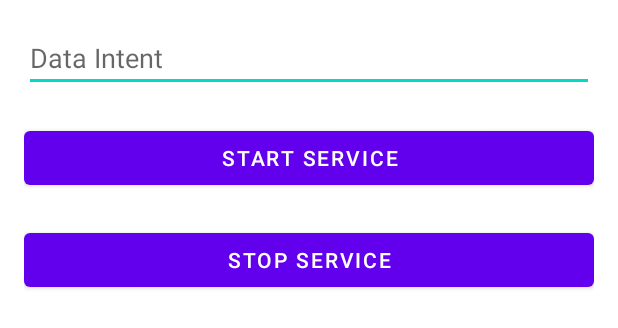
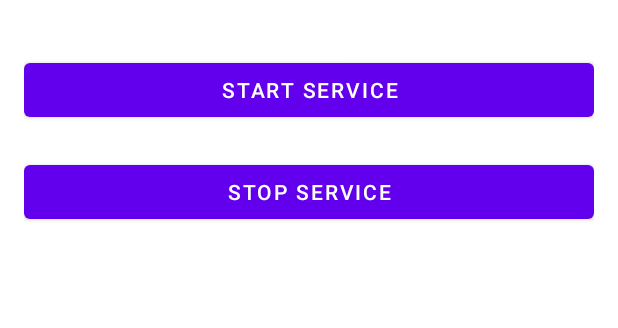
Before and after one commit to Lomahs1401/Learn_Android, an Android app: the layout activity_main.xml on its own in the app's theme, with its tools: preview values and no code run, on a phone screen of 412 x 824 dp. Shown: the top 328 px of the screen. Run offline under Robolectric (Android 15) with nearby library versions, the phone set to English and light mode, and no system bars.

Commit message:
Foreground Service & Activity

```diff
--- a/Service/app/src/main/AndroidManifest.xml
+++ b/Service/app/src/main/AndroidManifest.xml
@@ -24,6 +24,7 @@
             </intent-filter>
         </activity>
         <service android:name=".MyService" />
+        <receiver android:name=".MyReceiver" />
     </application>
 
 </manifest>
--- a/Service/app/src/main/java/com/example/service/MyApplication.kt
+++ b/Service/app/src/main/java/com/example/service/MyApplication.kt
@@ -15,7 +15,9 @@ class MyApplication : Application() {
 
     private fun createChannelNotification() {
         if (Build.VERSION.SDK_INT >= Build.VERSION_CODES.O) {
-            val channel = NotificationChannel(CHANNEL_ID, "Channel Service Example", NotificationManager.IMPORTANCE_HIGH)
+            val channel = NotificationChannel(CHANNEL_ID, "Channel Service Example", NotificationManager.IMPORTANCE_DEFAULT).apply {
+                setSound(null, null)
+            }
             val notificationManager = getSystemService(Context.NOTIFICATION_SERVICE) as NotificationManager
             notificationManager.createNotificationChannel(channel)
         }
--- /dev/null
+++ b/Service/app/src/main/java/com/example/service/Song.kt
@@ -0,0 +1,6 @@
+package com.example.service
+
+import java.io.Serializable
+
+class Song(val title: String, val singer: String, val image: Int, val resource: Int) : Serializable {
+}
--- /dev/null
+++ b/Service/app/src/main/res/drawable/close_48px.xml
@@ -0,0 +1,10 @@
+<vector xmlns:android="http://schemas.android.com/apk/res/android"
+    android:width="48dp"
+    android:height="48dp"
+    android:viewportWidth="960"
+    android:viewportHeight="960"
+    android:tint="?attr/colorControlNormal">
+  <path
+      android:fillColor="@android:color/black"
+      android:pathData="M249,753L207,711L438,480L207,249L249,207L480,438L711,207L753,249L522,480L753,711L711,753L480,522L249,753Z"/>
+</vector>
--- /dev/null
+++ b/Service/app/src/main/res/drawable/pause_circle_48px.xml
@@ -0,0 +1,10 @@
+<vector xmlns:android="http://schemas.android.com/apk/res/android"
+    android:width="48dp"
+    android:height="48dp"
+    android:viewportWidth="960"
+    android:viewportHeight="960"
+    android:tint="?attr/colorControlNormal">
+  <path
+      android:fillColor="@android:color/black"
+      android:pathData="M370,640L430,640L430,320L370,320L370,640ZM530,640L590,640L590,320L530,320L530,640ZM480,880Q398,880 325,848.5Q252,817 197.5,762.5Q143,708 111.5,635Q80,562 80,480Q80,397 111.5,324Q143,251 197.5,197Q252,143 325,111.5Q398,80 480,80Q563,80 636,111.5Q709,143 763,197Q817,251 848.5,324Q880,397 880,480Q880,562 848.5,635Q817,708 763,762.5Q709,817 636,848.5Q563,880 480,880ZM480,820Q622,820 721,720.5Q820,621 820,480Q820,338 721,239Q622,140 480,140Q339,140 239.5,239Q140,338 140,480Q140,621 239.5,720.5Q339,820 480,820ZM480,480Q480,480 480,480Q480,480 480,480Q480,480 480,480Q480,480 480,480Q480,480 480,480Q480,480 480,480Q480,480 480,480Q480,480 480,480Z"/>
+</vector>
--- a/Service/app/src/main/res/layout/activity_main.xml
+++ b/Service/app/src/main/res/layout/activity_main.xml
@@ -1,18 +1,16 @@
 <?xml version="1.0" encoding="utf-8"?>
-<LinearLayout xmlns:android="http://schemas.android.com/apk/res/android"
-    xmlns:app="http://schemas.android.com/apk/res-auto"
+<RelativeLayout xmlns:android="http://schemas.android.com/apk/res/android"
     xmlns:tools="http://schemas.android.com/tools"
     android:layout_width="match_parent"
     android:layout_height="match_parent"
     android:orientation="vertical"
-    android:padding="16dp"
     tools:context=".MainActivity">
 
-    <EditText
-        android:id="@+id/et_data_intent"
+    <LinearLayout
         android:layout_width="match_parent"
         android:layout_height="wrap_content"
-        android:hint="@string/data_intent" />
+        android:padding="16dp"
+        android:orientation="vertical">
 
         <Button
             android:id="@+id/btn_start_service"
@@ -28,3 +26,71 @@
             android:text="@string/stop_service"
             android:layout_marginTop="20dp" />
     </LinearLayout>
+
+    <RelativeLayout
+        android:id="@+id/layout_bottom"
+        android:layout_width="match_parent"
+        android:layout_alignParentBottom="true"
+        android:visibility="gone"
+        android:layout_height="64dp"
+        android:background="@android:color/holo_blue_light"
+        android:padding="10dp">
+
+        <ImageView
+            android:id="@+id/img_song"
+            android:layout_width="35dp"
+            android:layout_height="35dp"
+            android:src="@mipmap/ic_launcher"
+            android:scaleType="centerCrop"
+            android:layout_centerVertical="true" />
+
+        <LinearLayout
+            android:layout_width="match_parent"
+            android:layout_height="wrap_content"
+            android:orientation="vertical"
+            android:layout_toStartOf="@id/img_play_or_pause"
+            android:layout_marginStart="10dp"
+            android:layout_marginEnd="10dp"
+            android:layout_centerVertical="true"
+            android:layout_toEndOf="@+id/img_song">
+
+            <TextView
+                android:id="@+id/tv_title_song"
+                android:layout_width="wrap_content"
+                android:layout_height="wrap_content"
+                android:text="@string/app_name"
+                android:textColor="@android:color/black"
+                android:textSize="14sp" />
+
+            <TextView
+                android:id="@+id/tv_singer_song"
+                android:layout_width="wrap_content"
+                android:layout_height="wrap_content"
+                android:text="@string/app_name"
+                android:textColor="@android:color/darker_gray"
+                android:textSize="12sp" />
+
+        </LinearLayout>
+
+        <ImageView
+            android:id="@+id/img_play_or_pause"
+            android:layout_width="wrap_content"
+            android:layout_height="wrap_content"
+            android:src="@drawable/pause_circle_48px"
+            android:layout_marginEnd="20dp"
+            android:layout_toStartOf="@id/img_clear"
+            android:layout_centerVertical="true"
+            tools:ignore="ContentDescription" />
+
+        <ImageView
+            android:id="@+id/img_clear"
+            android:layout_width="wrap_content"
+            android:layout_height="wrap_content"
+            android:src="@drawable/close_48px"
+            android:layout_alignParentEnd="true"
+            android:layout_centerVertical="true"
+            tools:ignore="ContentDescription" />
+
+    </RelativeLayout>
+
+</RelativeLayout>
```
Also changed, not shown: Service/app/src/main/java/com/example/service/MainActivity.kt (+80 -1 lines), Service/app/src/main/java/com/example/service/MyReceiver.kt (added, +16 -0 lines), Service/app/src/main/java/com/example/service/MyService.kt (+121 -6 lines), Service/app/src/main/res/drawable/play_circle_48px.xml (added, +10 -0 lines), Service/app/src/main/res/layout/layout_custom_notification.xml (added, +63 -0 lines), Service/app/src/main/res/drawable/rairakku.jpg (added), 1 other file. Lines whose indentation alone changed are shown as unchanged.
